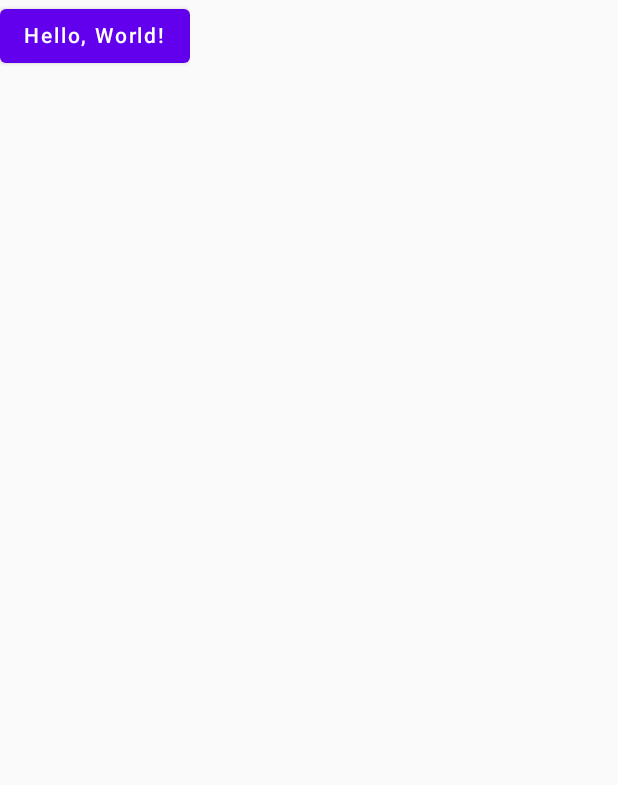
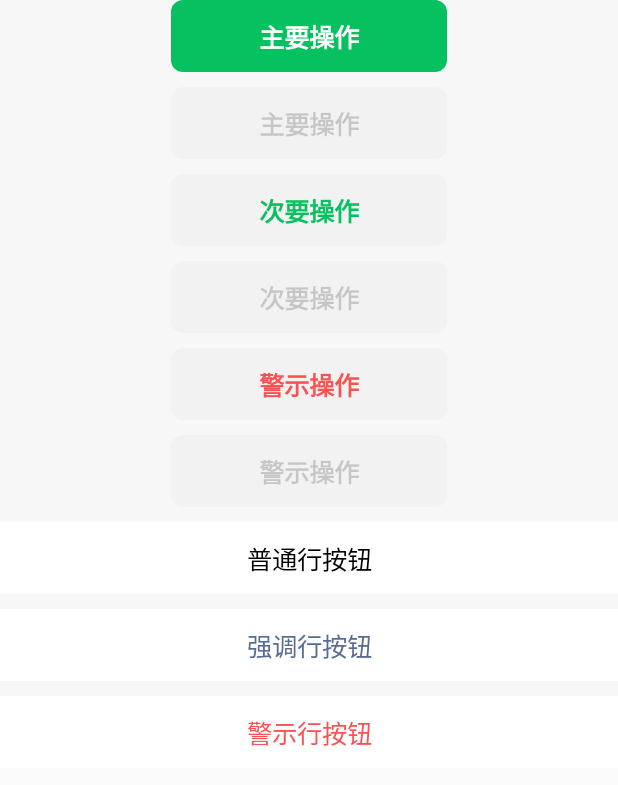
Before and after one commit to ouyangsl/weui-compose, an Android app built with Jetpack Compose: the screen it shows after launch (MainActivity), on a phone screen of 412 x 824 dp. Shown: the top 785 px of the screen. Run offline under Robolectric (Android 15) with nearby library versions, the phone set to English and light mode, and no system bars.

Commit message:
完善按钮及颜色

```diff
--- a/common/src/commonMain/kotlin/weui/WeUI.kt
+++ b/common/src/commonMain/kotlin/weui/WeUI.kt
@@ -16,3 +16,7 @@ fun WeUI(
         content = content
     )
 }
+
+object WeUI {
+    object Colors
+}
--- a/common/src/commonMain/kotlin/weui/components/button/Button.kt
+++ b/common/src/commonMain/kotlin/weui/components/button/Button.kt
@@ -1,11 +1,43 @@
 package weui.components.button
 
 import androidx.compose.foundation.background
-import androidx.compose.foundation.layout.Box
+import androidx.compose.foundation.clickable
+import androidx.compose.foundation.layout.*
+import androidx.compose.foundation.shape.RoundedCornerShape
 import androidx.compose.foundation.text.BasicText
 import androidx.compose.runtime.Composable
 import androidx.compose.ui.Alignment
 import androidx.compose.ui.Modifier
+import androidx.compose.ui.draw.clip
+import androidx.compose.ui.graphics.RectangleShape
+import androidx.compose.ui.graphics.Shape
+import androidx.compose.ui.text.TextStyle
+import androidx.compose.ui.text.font.FontWeight
+import androidx.compose.ui.unit.dp
+import androidx.compose.ui.unit.sp
+
+private val DefaultButtonShape = RoundedCornerShape(8.dp)
+private val CellButtonShape = RectangleShape
+
+/**
+ * 按钮类型
+ */
+enum class ButtonType {
+    Default,  // 普通按钮
+    Cell      // 行按钮
+}
+
+private val ButtonType.shape: Shape
+    get() = when (this) {
+        ButtonType.Default -> DefaultButtonShape
+        ButtonType.Cell -> CellButtonShape
+    }
+
+private val ButtonType.fontWeight: FontWeight
+    get() = when (this) {
+        ButtonType.Default -> FontWeight.Bold
+        ButtonType.Cell -> FontWeight.Medium
+    }
 
 /**
  * 按钮
@@ -14,15 +46,39 @@ import androidx.compose.ui.Modifier
 fun Button(
     text: String,
     modifier: Modifier = Modifier,
+    type: ButtonType = ButtonType.Default,
     colors: ButtonColors = PrimaryButtonColors,
-    enabled: Boolean = true
+    enabled: Boolean = true,
+    onClick: () -> Unit
 ) {
     val backgroundColor = colors.backgroundColor(enabled).value
 
     Box(
         contentAlignment = Alignment.Center,
-        modifier = modifier.background(backgroundColor)
+        modifier = modifier
+            .clip(type.shape)
+            .clickable(
+                enabled = enabled,
+                onClick = onClick
+            )
+            .background(backgroundColor)
+            .defaultMinSize(184.dp, 48.dp)
+            .padding(
+                horizontal = 12.dp,
+                vertical = 4.dp
+            )
     ) {
-        BasicText(text = text)
+        Row(
+            horizontalArrangement = Arrangement.spacedBy(5.dp)
+        ) {
+            BasicText(
+                text = text,
+                style = TextStyle(
+                    color = colors.contentColor(enabled).value,
+                    fontSize = 17.sp,
+                    fontWeight = type.fontWeight
+                )
+            )
+        }
     }
 }
--- a/common/src/commonMain/kotlin/weui/components/button/ButtonColors.kt
+++ b/common/src/commonMain/kotlin/weui/components/button/ButtonColors.kt
@@ -9,9 +9,19 @@ import weui.WeUITheme
  */
 @Stable
 interface ButtonColors {
+    /**
+     * 背景颜色
+     *
+     * @param enabled 按钮是否可用
+     */
     @Composable
     fun backgroundColor(enabled: Boolean): State<Color>
 
+    /**
+     * 内容颜色
+     *
+     * @param enabled 按钮是否可用
+     */
     @Composable
     fun contentColor(enabled: Boolean): State<Color>
 }
@@ -37,6 +47,9 @@ private data class ButtonColorsImpl(
 private val DisabledBackgroundColor = Color(0xFFF2F2F2)
 private val DisabledContentColor = Color.Black.copy(alpha = 0.18f)
 
+/**
+ * 强调按钮颜色
+ */
 object PrimaryButtonColors : ButtonColors {
     @Composable
     override fun backgroundColor(enabled: Boolean): State<Color> {
@@ -54,61 +67,96 @@ object PrimaryButtonColors : ButtonColors {
 }
 
 /**
- * 强调按钮颜色
+ * 弱化按钮颜色
  */
-//val PrimaryButtonColors: ButtonColors by lazy {
-//    ButtonColorsImpl(
-//        backgroundColor = WeUITheme.colors.brand,
-//        contentColor = Color.White,
-//        disabledBackgroundColor = Color(0xFFF2F2F2),
-//        disabledContentColor = Color.Black.copy(alpha = 0.18f)
-//    )
-//}
+object DefaultButtonColors : ButtonColors {
+    @Composable
+    override fun backgroundColor(enabled: Boolean): State<Color> {
+        return rememberUpdatedState(
+            if (enabled) Color(0xFFF2F2F2) else DisabledBackgroundColor
+        )
+    }
+
+    @Composable
+    override fun contentColor(enabled: Boolean): State<Color> {
+        return rememberUpdatedState(
+            if (enabled) WeUITheme.colors.brand else DisabledContentColor
+        )
+    }
+}
 
 /**
- * 弱化按钮颜色
+ * 警示按钮颜色
  */
-//val DefaultButtonColors: ButtonColors by lazy {
-//    ButtonColorsImpl(
-//        backgroundColor = Color(0xFFF2F2F2),
-//        contentColor = WeUITheme.colors.brand,
-//        disabledBackgroundColor = Color(0xFFF2F2F2),
-//        disabledContentColor = Color.Black.copy(alpha = 0.18f)
-//    )
-//}
-//
-///**
-// * 警示按钮颜色
-// */
-//val WarnButtonColors: ButtonColors by lazy {
-//    ButtonColorsImpl(
-//        backgroundColor = Color(0xFFF2F2F2),
-//        contentColor = WeUITheme.colors.warn,
-//        disabledBackgroundColor = Color(0xFFF2F2F2),
-//        disabledContentColor = Color.Black.copy(alpha = 0.18f)
-//    )
-//}
-//
-///**
-// * 强调行按钮颜色
-// */
-//val PrimaryCellButtonColors: ButtonColors by lazy {
-//    ButtonColorsImpl(
-//        backgroundColor = WeUITheme.colors.surface,
-//        contentColor = WeUITheme.colors.link,
-//        disabledBackgroundColor = Color(0xFFF2F2F2),
-//        disabledContentColor = Color.Black.copy(alpha = 0.18f)
-//    )
-//}
-//
-///**
-// * 弱化行按钮颜色
-// */
-//val DefaultCellButtonColors: ButtonColors by lazy {
-//    ButtonColorsImpl(
-//        backgroundColor = WeUITheme.colors.surface,
-//        contentColor = Color.White,
-//        disabledBackgroundColor = Color(0xFFF2F2F2),
-//        disabledContentColor = Color.Black.copy(alpha = 0.18f)
-//    )
-//}
+object WarnButtonColors : ButtonColors {
+    @Composable
+    override fun backgroundColor(enabled: Boolean): State<Color> {
+        return rememberUpdatedState(
+            if (enabled) Color(0xFFF2F2F2) else DisabledBackgroundColor
+        )
+    }
+
+    @Composable
+    override fun contentColor(enabled: Boolean): State<Color> {
+        return rememberUpdatedState(
+            if (enabled) WeUITheme.colors.error else DisabledContentColor
+        )
+    }
+}
+
+/**
+ * 强调行按钮颜色
+ */
+object PrimaryCellButtonColors : ButtonColors {
+    @Composable
+    override fun backgroundColor(enabled: Boolean): State<Color> {
+        return rememberUpdatedState(
+            if (enabled) WeUITheme.colors.surface else DisabledBackgroundColor
+        )
+    }
+
+    @Composable
+    override fun contentColor(enabled: Boolean): State<Color> {
+        return rememberUpdatedState(
+            if (enabled) WeUITheme.colors.link else DisabledContentColor
+        )
+    }
+}
+
+/**
+ * 普通行按钮颜色
+ */
+object DefaultCellButtonColors : ButtonColors {
+    @Composable
+    override fun backgroundColor(enabled: Boolean): State<Color> {
+        return rememberUpdatedState(
+            if (enabled) WeUITheme.colors.surface else DisabledBackgroundColor
+        )
+    }
+
+    @Composable
+    override fun contentColor(enabled: Boolean): State<Color> {
+        return rememberUpdatedState(
+            if (enabled) Color.Black else DisabledContentColor
+        )
+    }
+}
+
+/**
+ * 警示行按钮颜色
+ */
+object WarnCellButtonColors : ButtonColors {
+    @Composable
+    override fun backgroundColor(enabled: Boolean): State<Color> {
+        return rememberUpdatedState(
+            if (enabled) Color.White else DisabledBackgroundColor
+        )
+    }
+
+    @Composable
+    override fun contentColor(enabled: Boolean): State<Color> {
+        return rememberUpdatedState(
+            if (enabled) WeUITheme.colors.error else DisabledContentColor
+        )
+    }
+}
--- a/common/src/commonMain/kotlin/weui/sample/App.kt
+++ b/common/src/commonMain/kotlin/weui/sample/App.kt
@@ -1,21 +1,24 @@
 package weui.sample
 
-import androidx.compose.material.Text
-import androidx.compose.material.Button
+import androidx.compose.foundation.background
 import androidx.compose.runtime.Composable
 import androidx.compose.runtime.getValue
 import androidx.compose.runtime.mutableStateOf
 import androidx.compose.runtime.remember
 import androidx.compose.runtime.setValue
+import androidx.compose.ui.Modifier
+import weui.WeUI
+import weui.WeUITheme
+import weui.sample.button.ButtonSampleScreen
 
 @Composable
 fun App() {
     var text by remember { mutableStateOf("Hello, World!") }
     val platformName = getPlatformName()
 
-    Button(onClick = {
-        text = "Hello, ${platformName}"
-    }) {
-        Text(text)
+    WeUI {
+        ButtonSampleScreen(
+            modifier = Modifier.background(WeUITheme.colors.background)
+        )
     }
 }
--- a/common/src/commonMain/kotlin/weui/sample/ButtonSample.kt
+++ /dev/null
@@ -1,5 +0,0 @@
-package weui.sample
-
-/**
- * 按钮 Sample
- */
--- /dev/null
+++ b/common/src/commonMain/kotlin/weui/sample/button/ButtonSampleScreen.kt
@@ -0,0 +1,79 @@
+package weui.sample.button
+
+import androidx.compose.foundation.layout.Arrangement
+import androidx.compose.foundation.layout.Column
+import androidx.compose.foundation.layout.fillMaxWidth
+import androidx.compose.foundation.layout.padding
+import androidx.compose.runtime.Composable
+import androidx.compose.ui.Alignment
+import androidx.compose.ui.Modifier
+import androidx.compose.ui.unit.dp
+import weui.components.button.*
+
+/**
+ * 按钮 Sample
+ */
+@Composable
+fun ButtonSampleScreen(
+    modifier: Modifier = Modifier
+) {
+    Column(
+        verticalArrangement = Arrangement.spacedBy(10.dp),
+        horizontalAlignment = Alignment.CenterHorizontally,
+        modifier = modifier
+    ) {
+        Button(
+            text = "主要操作",
+            colors = PrimaryButtonColors
+        ) {}
+
+        Button(
+            text = "主要操作",
+            colors = PrimaryButtonColors,
+            enabled = false
+        ) {}
+
+        Button(
+            text = "次要操作",
+            colors = DefaultButtonColors
+        ) {}
+
+        Button(
+            text = "次要操作",
+            colors = DefaultButtonColors,
+            enabled = false
+        ) {}
+
+        Button(
+            text = "警示操作",
+            colors = WarnButtonColors
+        ) {}
+
+        Button(
+            text = "警示操作",
+            colors = WarnButtonColors,
+            enabled = false
+        ) {}
+
+        Button(
+            text = "普通行按钮",
+            type = ButtonType.Cell,
+            colors = DefaultCellButtonColors,
+            modifier = Modifier.fillMaxWidth()
+        ) {}
+
+        Button(
+            text = "强调行按钮",
+            type = ButtonType.Cell,
+            colors = PrimaryCellButtonColors,
+            modifier = Modifier.fillMaxWidth()
+        ) {}
+
+        Button(
+            text = "警示行按钮",
+            type = ButtonType.Cell,
+            colors = WarnCellButtonColors,
+            modifier = Modifier.fillMaxWidth()
+        ) {}
+    }
+}
```
Also changed, not shown: common/src/commonMain/kotlin/weui/theme/Colors.kt (added, +66 -0 lines), 1 other file.
